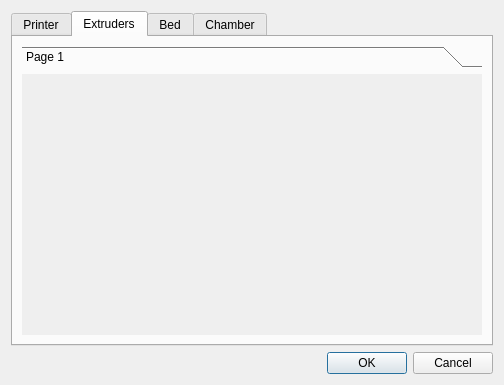
Old version of the form pages/settings/edit_printer/editprinterdialog.ui in the repository DigitalArtifex/Flo.
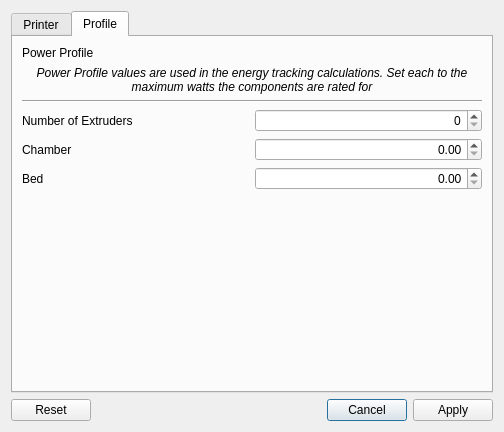
New version of the form. The open tabs and pages were chosen to show the change.

```diff
--- a/pages/settings/edit_printer/editprinterdialog.ui
+++ b/pages/settings/edit_printer/editprinterdialog.ui
@@ -7,13 +7,23 @@
     <x>0</x>
     <y>0</y>
     <width>504</width>
-    <height>385</height>
+    <height>432</height>
    </rect>
   </property>
   <property name="windowTitle">
    <string>Dialog</string>
   </property>
   <layout class="QGridLayout" name="gridLayout">
+   <item row="2" column="0">
+    <widget class="QDialogButtonBox" name="buttonBox">
+     <property name="orientation">
+      <enum>Qt::Horizontal</enum>
+     </property>
+     <property name="standardButtons">
+      <set>QDialogButtonBox::Apply|QDialogButtonBox::Cancel|QDialogButtonBox::Reset</set>
+     </property>
+    </widget>
+   </item>
    <item row="0" column="0">
     <widget class="QTabWidget" name="tabWidget">
      <property name="currentIndex">
@@ -96,177 +106,111 @@
      </widget>
      <widget class="QWidget" name="extruderTab">
       <attribute name="title">
-       <string>Extruders</string>
+       <string>Profile</string>
       </attribute>
       <layout class="QGridLayout" name="gridLayout_2">
-       <item row="0" column="0">
-        <widget class="QToolBox" name="toolBox">
-         <property name="currentIndex">
-          <number>0</number>
+       <item row="5" column="1">
+        <widget class="QDoubleSpinBox" name="chamberPowerSpinBox">
+         <property name="alignment">
+          <set>Qt::AlignRight|Qt::AlignTrailing|Qt::AlignVCenter</set>
          </property>
-         <widget class="QWidget" name="page">
-          <property name="geometry">
-           <rect>
-            <x>0</x>
-            <y>0</y>
-            <width>464</width>
-            <height>256</height>
-           </rect>
-          </property>
-          <attribute name="label">
-           <string>Page 1</string>
-          </attribute>
-          <layout class="QGridLayout" name="gridLayout_6"/>
-         </widget>
+         <property name="maximum">
+          <double>1000.000000000000000</double>
+         </property>
         </widget>
        </item>
-      </layout>
-     </widget>
-     <widget class="QWidget" name="bedTab">
-      <attribute name="title">
-       <string>Bed</string>
-      </attribute>
-      <layout class="QGridLayout" name="gridLayout_4">
-       <item row="0" column="0" colspan="2">
-        <widget class="QLabel" name="label_6">
+       <item row="5" column="0">
+        <widget class="QLabel" name="bedHeaterPowerLabel_3">
          <property name="text">
-          <string>Width</string>
+          <string>Chamber</string>
          </property>
         </widget>
        </item>
+       <item row="4" column="1">
+        <widget class="QSpinBox" name="extruderCountSpinBox">
+         <property name="alignment">
+          <set>Qt::AlignRight|Qt::AlignTrailing|Qt::AlignVCenter</set>
+         </property>
+         <property name="suffix">
+          <string/>
+         </property>
+         <property name="prefix">
+          <string/>
+         </property>
+        </widget>
+       </item>
+       <item row="9" column="0" colspan="2">
+        <spacer name="profileSpacer">
+         <property name="orientation">
+          <enum>Qt::Vertical</enum>
+         </property>
+         <property name="sizeHint" stdset="0">
+          <size>
+           <width>20</width>
+           <height>40</height>
+          </size>
+         </property>
+        </spacer>
+       </item>
        <item row="3" column="0" colspan="2">
-        <widget class="QLineEdit" name="lengthEdit">
-         <property name="enabled">
-          <bool>false</bool>
-         </property>
-        </widget>
-       </item>
-       <item row="1" column="0" colspan="2">
-        <widget class="QLineEdit" name="widthEdit">
-         <property name="enabled">
-          <bool>false</bool>
-         </property>
-        </widget>
-       </item>
-       <item row="6" column="0">
-        <spacer name="verticalSpacer_2">
+        <widget class="Line" name="line">
          <property name="orientation">
-          <enum>Qt::Vertical</enum>
+          <enum>Qt::Horizontal</enum>
          </property>
-         <property name="sizeHint" stdset="0">
-          <size>
-           <width>20</width>
-           <height>40</height>
-          </size>
-         </property>
-        </spacer>
+        </widget>
        </item>
-       <item row="5" column="0" colspan="2">
-        <widget class="QLineEdit" name="bedPowerEdit">
-         <property name="enabled">
-          <bool>false</bool>
+       <item row="2" column="0" colspan="2">
+        <widget class="QLabel" name="label_5">
+         <property name="font">
+          <font>
+           <italic>true</italic>
+          </font>
          </property>
          <property name="text">
-          <string>260</string>
+          <string>Power Profile values are used in the energy tracking calculations. Set each to the maximum watts the components are rated for</string>
          </property>
          <property name="alignment">
-          <set>Qt::AlignRight|Qt::AlignTrailing|Qt::AlignVCenter</set>
+          <set>Qt::AlignCenter</set>
          </property>
-        </widget>
-       </item>
-       <item row="4" column="0">
-        <widget class="QLabel" name="bedHeaterPowerLabel">
-         <property name="text">
-          <string>Bed Power</string>
+         <property name="wordWrap">
+          <bool>true</bool>
          </property>
         </widget>
        </item>
-       <item row="2" column="0">
+       <item row="0" column="0" colspan="2">
         <widget class="QLabel" name="label_4">
          <property name="text">
-          <string>Length</string>
+          <string>Power Profile</string>
          </property>
         </widget>
        </item>
-      </layout>
-     </widget>
-     <widget class="QWidget" name="chamberTab">
-      <attribute name="title">
-       <string>Chamber</string>
-      </attribute>
-      <layout class="QGridLayout" name="gridLayout_5">
-       <item row="2" column="0">
-        <widget class="QLabel" name="label_9">
-         <property name="text">
-          <string>Length</string>
+       <item row="4" column="0">
+        <widget class="QLabel" name="label_6">
+         <property name="sizePolicy">
+          <sizepolicy hsizetype="Preferred" vsizetype="Preferred">
+           <horstretch>0</horstretch>
+           <verstretch>0</verstretch>
+          </sizepolicy>
          </property>
-        </widget>
-       </item>
-       <item row="8" column="0">
-        <spacer name="verticalSpacer_4">
-         <property name="orientation">
-          <enum>Qt::Vertical</enum>
-         </property>
-         <property name="sizeHint" stdset="0">
-          <size>
-           <width>20</width>
-           <height>203</height>
-          </size>
-         </property>
-        </spacer>
-       </item>
-       <item row="6" column="0">
-        <widget class="QLabel" name="bedHeaterPowerLabel_3">
          <property name="text">
-          <string>Power (Watts)</string>
+          <string>Number of Extruders</string>
          </property>
         </widget>
        </item>
        <item row="7" column="0">
-        <widget class="QLineEdit" name="chamberPowerEdit">
-         <property name="enabled">
-          <bool>false</bool>
-         </property>
+        <widget class="QLabel" name="bedHeaterPowerLabel">
          <property name="text">
-          <string>60</string>
+          <string>Bed</string>
          </property>
+        </widget>
+       </item>
+       <item row="7" column="1">
+        <widget class="QDoubleSpinBox" name="bedPowerSpinBox">
          <property name="alignment">
           <set>Qt::AlignRight|Qt::AlignTrailing|Qt::AlignVCenter</set>
          </property>
-        </widget>
-       </item>
-       <item row="3" column="0">
-        <widget class="QLineEdit" name="chamberLengthEdit">
-         <property name="enabled">
-          <bool>false</bool>
-         </property>
-        </widget>
-       </item>
-       <item row="0" column="0">
-        <widget class="QLabel" name="label_8">
-         <property name="text">
-          <string>Width</string>
-         </property>
-        </widget>
-       </item>
-       <item row="4" column="0">
-        <widget class="QLabel" name="label_10">
-         <property name="text">
-          <string>Height</string>
-         </property>
-        </widget>
-       </item>
-       <item row="1" column="0">
-        <widget class="QLineEdit" name="chamberWidthEdit">
-         <property name="enabled">
-          <bool>false</bool>
-         </property>
-        </widget>
-       </item>
-       <item row="5" column="0">
-        <widget class="QLineEdit" name="chamberHeightEdit">
-         <property name="enabled">
-          <bool>false</bool>
+         <property name="maximum">
+          <double>1000.000000000000000</double>
          </property>
         </widget>
        </item>
@@ -274,16 +218,6 @@
      </widget>
     </widget>
    </item>
-   <item row="1" column="0">
-    <widget class="QDialogButtonBox" name="buttonBox">
-     <property name="orientation">
-      <enum>Qt::Horizontal</enum>
-     </property>
-     <property name="standardButtons">
-      <set>QDialogButtonBox::Cancel|QDialogButtonBox::Ok</set>
-     </property>
-    </widget>
-   </item>
   </layout>
  </widget>
  <resources/>
```
Left out of the diff: 4 changed lines with no effect on the pictures.
